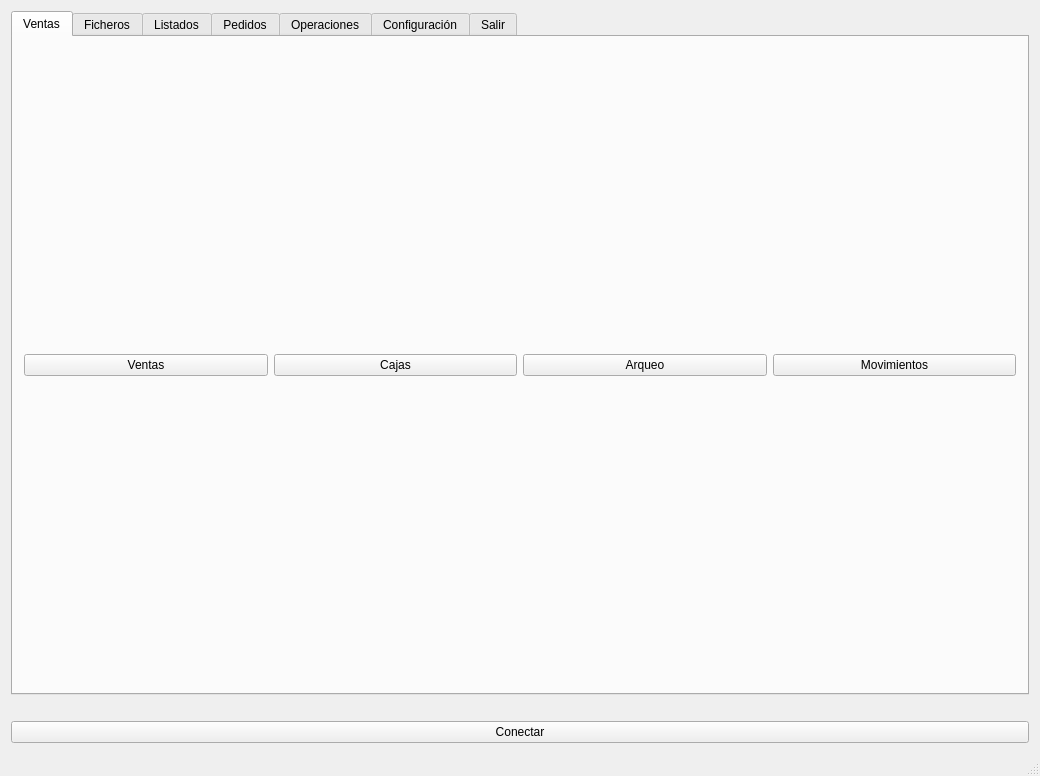
Qt form tienda.ui (Ladis72/tienda) before a commit.
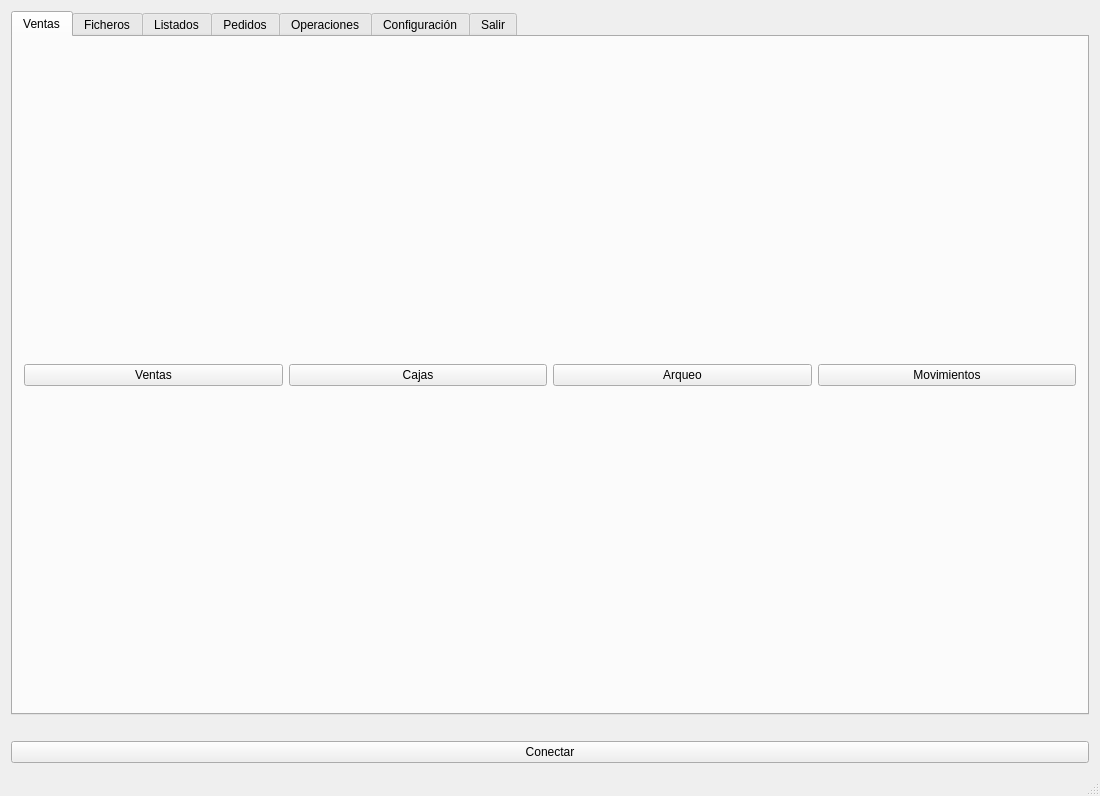
The same form after that commit. Icons and pictures are not drawn.

Patch:
```diff
--- a/tienda.ui
+++ b/tienda.ui
@@ -6,10 +6,16 @@
    <rect>
     <x>0</x>
     <y>0</y>
-    <width>1040</width>
-    <height>776</height>
+    <width>1100</width>
+    <height>796</height>
    </rect>
   </property>
+  <property name="sizePolicy">
+   <sizepolicy hsizetype="Preferred" vsizetype="Minimum">
+    <horstretch>0</horstretch>
+    <verstretch>0</verstretch>
+   </sizepolicy>
+  </property>
   <property name="windowTitle">
    <string>Tienda</string>
   </property>
@@ -17,9 +23,15 @@
    <iconset resource="recursos.qrc">
     <normaloff>:/imagenes/Emeicjac logo.jpg</normaloff>:/imagenes/Emeicjac logo.jpg</iconset>
   </property>
+  <property name="documentMode">
+   <bool>false</bool>
+  </property>
   <widget class="QWidget" name="centralWidget">
    <layout class="QGridLayout" name="gridLayout">
-    <item row="0" column="1">
+    <property name="sizeConstraint">
+     <enum>QLayout::SetMinimumSize</enum>
+    </property>
+    <item row="0" column="0">
      <widget class="QTabWidget" name="tab">
       <property name="currentIndex">
        <number>0</number>
@@ -40,6 +52,9 @@
        <layout class="QGridLayout" name="gridLayout_3">
         <item row="1" column="0">
          <layout class="QHBoxLayout" name="horizontalLayout_2">
+          <property name="sizeConstraint">
+           <enum>QLayout::SetMinimumSize</enum>
+          </property>
           <item>
            <widget class="QPushButton" name="ventasButton">
             <property name="text">
@@ -398,14 +413,7 @@
       </widget>
      </widget>
     </item>
-    <item row="2" column="1">
-     <widget class="QPushButton" name="pushButtonConectar">
-      <property name="text">
-       <string>Conectar</string>
-      </property>
-     </widget>
-    </item>
-    <item row="1" column="1">
+    <item row="1" column="0">
      <widget class="QLabel" name="logo">
       <property name="text">
        <string/>
@@ -418,6 +426,16 @@
       </property>
      </widget>
     </item>
+    <item row="2" column="0">
+     <widget class="QPushButton" name="pushButtonConectar">
+      <property name="enabled">
+       <bool>true</bool>
+      </property>
+      <property name="text">
+       <string>Conectar</string>
+      </property>
+     </widget>
+    </item>
    </layout>
   </widget>
   <widget class="QStatusBar" name="statusBar"/>
```
